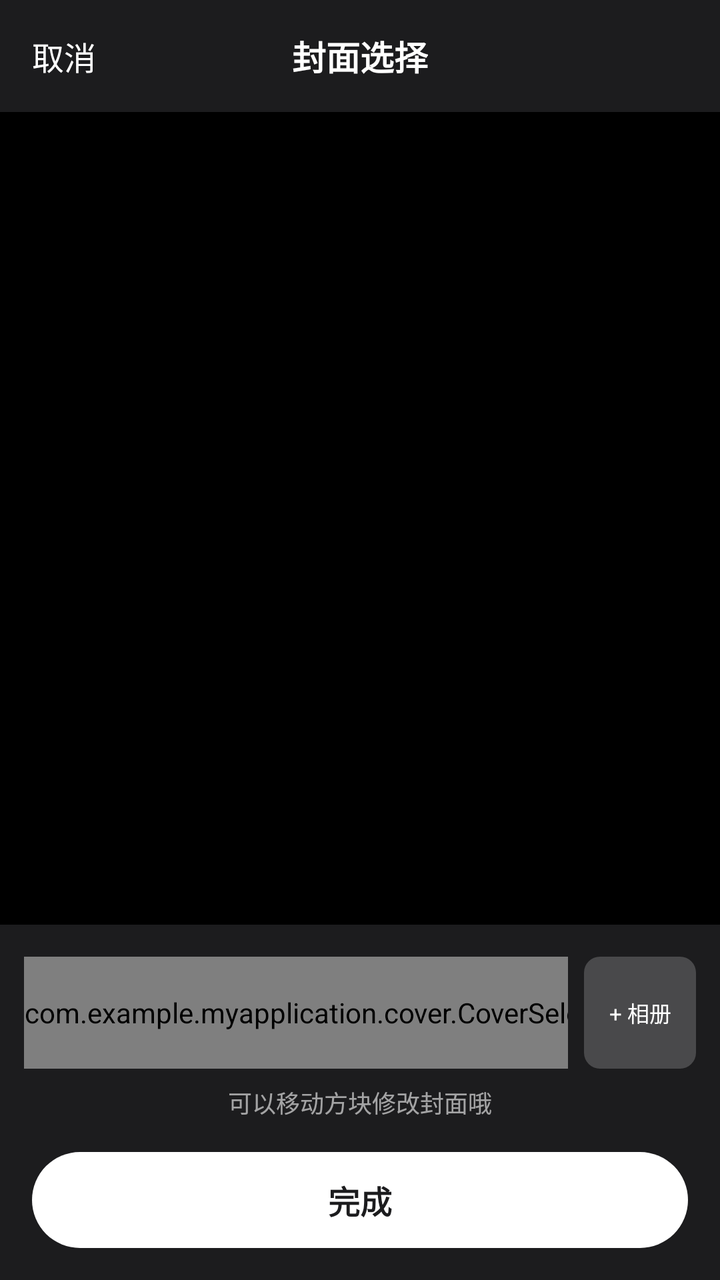
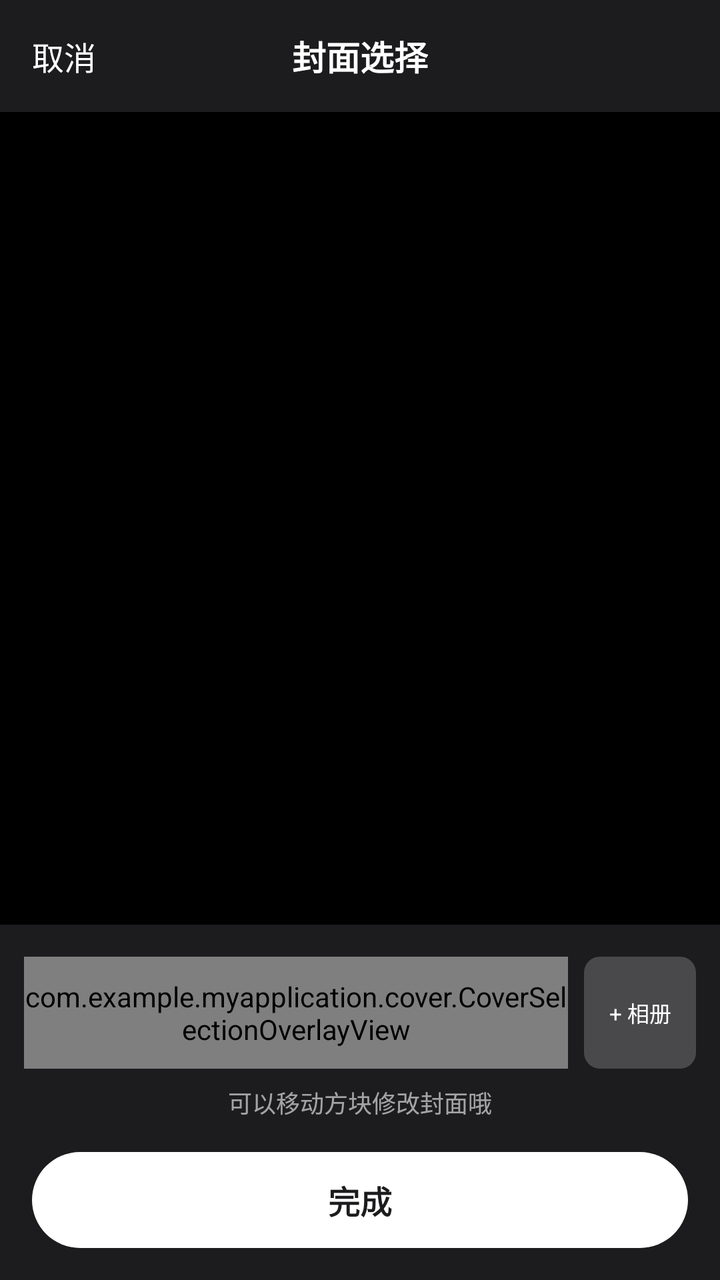

The first picture is an Android layout as it rendered before a commit; the second is the same layout after the commit. The layout source and the unified diff follow.
<!-- AndroidManifest.xml: activity theme Theme.MyApplication.CoverSelection -->
<!-- res/layout/activity_cover_selection.xml -->
<?xml version="1.0" encoding="utf-8"?>
<LinearLayout xmlns:android="http://schemas.android.com/apk/res/android"
    android:layout_width="match_parent"
    android:layout_height="match_parent"
    android:orientation="vertical"
    android:background="@color/cover_bg">

    
    <RelativeLayout
        android:layout_width="match_parent"
        android:layout_height="56dp">

        <TextView
            android:id="@+id/btn_cancel"
            android:layout_width="wrap_content"
            android:layout_height="match_parent"
            android:layout_alignParentStart="true"
            android:gravity="center_vertical"
            android:paddingHorizontal="16dp"
            android:text="@string/cover_selection_cancel"
            android:textColor="@color/cover_text_primary"
            android:textSize="16sp" />

        <TextView
            android:layout_width="wrap_content"
            android:layout_height="match_parent"
            android:layout_centerInParent="true"
            android:gravity="center"
            android:text="@string/cover_selection_title"
            android:textColor="@color/cover_text_primary"
            android:textSize="17sp"
            android:textStyle="bold" />
    </RelativeLayout>

    
    <ImageView
        android:id="@+id/image_preview"
        android:layout_width="match_parent"
        android:layout_height="0dp"
        android:layout_weight="1"
        android:background="@android:color/black"
        android:scaleType="centerCrop" />

    
    <LinearLayout
        android:layout_width="match_parent"
        android:layout_height="wrap_content"
        android:orientation="horizontal"
        android:paddingHorizontal="12dp"
        android:paddingTop="16dp">

        <HorizontalScrollView
            android:id="@+id/filmstrip_scroll"
            android:layout_width="0dp"
            android:layout_height="56dp"
            android:layout_weight="1"
            android:overScrollMode="never"
            android:scrollbars="none">

            <FrameLayout
                android:id="@+id/filmstrip_frame"
                android:layout_width="wrap_content"
                android:layout_height="match_parent">

                <LinearLayout
                    android:id="@+id/filmstrip_container"
                    android:layout_width="wrap_content"
                    android:layout_height="match_parent"
                    android:orientation="horizontal" />

                <com.example.myapplication.cover.CoverSelectionOverlayView
                    android:id="@+id/selection_overlay"
                    android:layout_width="wrap_content"
                    android:layout_height="match_parent" />
            </FrameLayout>
        </HorizontalScrollView>

        <TextView
            android:id="@+id/btn_pick_album"
            android:layout_width="56dp"
            android:layout_height="56dp"
            android:layout_marginStart="8dp"
            android:background="@drawable/bg_album_button"
            android:gravity="center"
            android:text="@string/cover_selection_pick_album"
            android:textColor="@color/cover_text_primary"
            android:textSize="11sp" />
    </LinearLayout>

    <TextView
        android:id="@+id/text_hint"
        android:layout_width="match_parent"
        android:layout_height="wrap_content"
        android:layout_marginTop="8dp"
        android:gravity="center"
        android:text="@string/cover_selection_hint"
        android:textColor="@color/cover_text_hint"
        android:textSize="12sp" />

    
    <TextView
        android:id="@+id/btn_confirm"
        android:layout_width="match_parent"
        android:layout_height="48dp"
        android:layout_margin="16dp"
        android:background="@drawable/bg_pill_button"
        android:gravity="center"
        android:text="@string/cover_selection_confirm"
        android:textColor="@color/cover_pill_text"
        android:textSize="16sp"
        android:textStyle="bold" />

</LinearLayout>
<!-- resources referenced by this layout -->
<resources>
  <color name="cover_bg">#1C1C1E</color>
  <color name="cover_pill_text">#1C1C1E</color>
  <color name="cover_text_hint">#99FFFFFF</color>
  <color name="cover_text_primary">#FFFFFFFF</color>
  <!-- drawable bg_album_button (drawable) -->
  <?xml version="1.0" encoding="utf-8"?>
  <shape xmlns:android="http://schemas.android.com/apk/res/android"
      android:shape="rectangle">
      <solid android:color="@color/cover_album_bg" />
      <corners android:radius="8dp" />
  </shape>
  <!-- drawable bg_pill_button (drawable) -->
  <?xml version="1.0" encoding="utf-8"?>
  <shape xmlns:android="http://schemas.android.com/apk/res/android"
      android:shape="rectangle">
      <solid android:color="@color/cover_pill_bg" />
      <corners android:radius="24dp" />
  </shape>
  <string name="cover_selection_cancel">取消</string>
  <string name="cover_selection_confirm">完成</string>
  <string name="cover_selection_hint">可以移动方块修改封面哦</string>
  <string name="cover_selection_pick_album">+ 相册</string>
  <string name="cover_selection_title">封面选择</string>
  <style name="Theme.MyApplication.CoverSelection" parent="Theme.Material3.DayNight.NoActionBar">
          <item name="android:windowBackground">@color/cover_bg</item>
          <item name="android:statusBarColor">@color/cover_bg</item>
          <item name="android:windowLightStatusBar">false</item>
      </style>
  <color name="cover_album_bg">#33FFFFFF</color>
  <color name="cover_pill_bg">#FFFFFFFF</color>
</resources>

<!-- the commit's change to res/layout/activity_cover_selection.xml (unified diff, before → after) -->
@@ -49,31 +49,23 @@
         android:paddingHorizontal="12dp"
         android:paddingTop="16dp">
 
-        <HorizontalScrollView
-            android:id="@+id/filmstrip_scroll"
+        <FrameLayout
+            android:id="@+id/filmstrip_frame"
             android:layout_width="0dp"
             android:layout_height="56dp"
-            android:layout_weight="1"
-            android:overScrollMode="never"
-            android:scrollbars="none">
+            android:layout_weight="1">
 
-            <FrameLayout
-                android:id="@+id/filmstrip_frame"
-                android:layout_width="wrap_content"
-                android:layout_height="match_parent">
+            <androidx.recyclerview.widget.RecyclerView
+                android:id="@+id/filmstrip_recycler"
+                android:layout_width="match_parent"
+                android:layout_height="match_parent"
+                android:overScrollMode="never" />
 
-                <LinearLayout
-                    android:id="@+id/filmstrip_container"
-                    android:layout_width="wrap_content"
-                    android:layout_height="match_parent"
-                    android:orientation="horizontal" />
-
-                <com.example.myapplication.cover.CoverSelectionOverlayView
-                    android:id="@+id/selection_overlay"
-                    android:layout_width="wrap_content"
-                    android:layout_height="match_parent" />
-            </FrameLayout>
-        </HorizontalScrollView>
+            <com.example.myapplication.cover.CoverSelectionOverlayView
+                android:id="@+id/selection_overlay"
+                android:layout_width="match_parent"
+                android:layout_height="match_parent" />
+        </FrameLayout>
 
         <TextView
             android:id="@+id/btn_pick_album"
